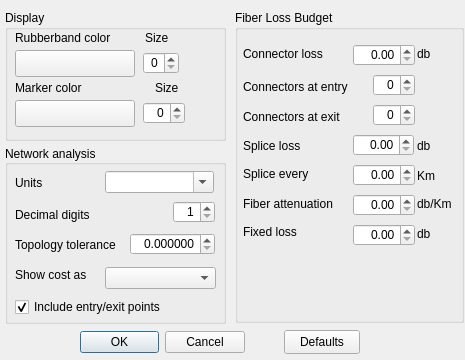
The window that DlgConfiguration.ui (fryktoria/On-the-Fly-Shortest-Path) describes before a commit, drawn with Qt 5.
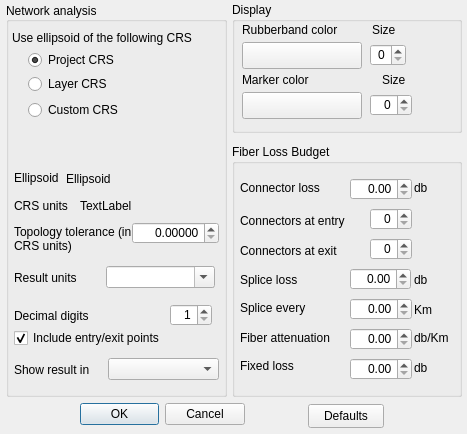
The same window after the commit. Custom widgets are drawn as their Qt base class.

```diff
--- a/DlgConfiguration.ui
+++ b/DlgConfiguration.ui
@@ -6,14 +6,20 @@
    <rect>
     <x>0</x>
     <y>0</y>
-    <width>465</width>
-    <height>360</height>
+    <width>467</width>
+    <height>434</height>
    </rect>
   </property>
+  <property name="minimumSize">
+   <size>
+    <width>100</width>
+    <height>50</height>
+   </size>
+  </property>
   <property name="maximumSize">
    <size>
-    <width>465</width>
-    <height>400</height>
+    <width>467</width>
+    <height>434</height>
    </size>
   </property>
   <property name="windowTitle">
@@ -26,7 +32,7 @@
    <property name="geometry">
     <rect>
      <x>80</x>
-     <y>324</y>
+     <y>396</y>
      <width>165</width>
      <height>36</height>
     </rect>
@@ -47,9 +53,9 @@
   <widget class="QGroupBox" name="groupBox">
    <property name="geometry">
     <rect>
-     <x>5</x>
-     <y>10</y>
-     <width>221</width>
+     <x>232</x>
+     <y>2</y>
+     <width>230</width>
      <height>131</height>
     </rect>
    </property>
@@ -179,13 +185,26 @@
     </property>
    </widget>
   </widget>
+  <widget class="QPushButton" name="defaultsButton">
+   <property name="geometry">
+    <rect>
+     <x>308</x>
+     <y>404</y>
+     <width>76</width>
+     <height>24</height>
+    </rect>
+   </property>
+   <property name="text">
+    <string>Defaults</string>
+   </property>
+  </widget>
   <widget class="QGroupBox" name="groupBox_2">
    <property name="geometry">
     <rect>
-     <x>5</x>
-     <y>145</y>
+     <x>6</x>
+     <y>2</y>
      <width>221</width>
-     <height>179</height>
+     <height>395</height>
     </rect>
    </property>
    <property name="locale">
@@ -197,113 +216,11 @@
    <property name="alignment">
     <set>Qt::AlignLeading|Qt::AlignLeft|Qt::AlignVCenter</set>
    </property>
-   <widget class="QLabel" name="label_5">
-    <property name="geometry">
-     <rect>
-      <x>10</x>
-      <y>62</y>
-      <width>91</width>
-      <height>16</height>
-     </rect>
-    </property>
-    <property name="text">
-     <string>Decimal digits</string>
-    </property>
-   </widget>
-   <widget class="QSpinBox" name="decimalDigits">
-    <property name="geometry">
-     <rect>
-      <x>168</x>
-      <y>56</y>
-      <width>42</width>
-      <height>22</height>
-     </rect>
-    </property>
-    <property name="locale">
-     <locale language="C" country="AnyCountry"/>
-    </property>
-    <property name="alignment">
-     <set>Qt::AlignRight|Qt::AlignTrailing|Qt::AlignVCenter</set>
-    </property>
-    <property name="minimum">
-     <number>1</number>
-    </property>
-    <property name="maximum">
-     <number>10</number>
-    </property>
-    <property name="value">
-     <number>1</number>
-    </property>
-   </widget>
-   <widget class="QLabel" name="label_6">
-    <property name="geometry">
-     <rect>
-      <x>10</x>
-      <y>92</y>
-      <width>119</width>
-      <height>16</height>
-     </rect>
-    </property>
-    <property name="text">
-     <string>Topology tolerance</string>
-    </property>
-   </widget>
-   <widget class="QDoubleSpinBox" name="topologyTolerance">
-    <property name="geometry">
-     <rect>
-      <x>125</x>
-      <y>88</y>
-      <width>85</width>
-      <height>22</height>
-     </rect>
-    </property>
-    <property name="locale">
-     <locale language="C" country="AnyCountry"/>
-    </property>
-    <property name="alignment">
-     <set>Qt::AlignRight|Qt::AlignTrailing|Qt::AlignVCenter</set>
-    </property>
-    <property name="decimals">
-     <number>6</number>
-    </property>
-    <property name="maximum">
-     <double>1000.990000000000009</double>
-    </property>
-    <property name="stepType">
-     <enum>QAbstractSpinBox::AdaptiveDecimalStepType</enum>
-    </property>
-   </widget>
-   <widget class="QComboBox" name="resultDialogType">
-    <property name="geometry">
-     <rect>
-      <x>100</x>
-      <y>122</y>
-      <width>111</width>
-      <height>22</height>
-     </rect>
-    </property>
-    <property name="locale">
-     <locale language="C" country="AnyCountry"/>
-    </property>
-   </widget>
-   <widget class="QLabel" name="label_7">
-    <property name="geometry">
-     <rect>
-      <x>10</x>
-      <y>122</y>
-      <width>91</width>
-      <height>16</height>
-     </rect>
-    </property>
-    <property name="text">
-     <string>Show cost as</string>
-    </property>
-   </widget>
    <widget class="QCheckBox" name="includeStartStop">
     <property name="geometry">
      <rect>
-      <x>10</x>
-      <y>152</y>
+      <x>8</x>
+      <y>326</y>
       <width>167</width>
       <height>20</height>
      </rect>
@@ -318,11 +235,146 @@
      <bool>true</bool>
     </property>
    </widget>
+   <widget class="QgsProjectionSelectionWidget" name="mQgsProjectionSelectionWidget">
+    <property name="geometry">
+     <rect>
+      <x>12</x>
+      <y>126</y>
+      <width>191</width>
+      <height>27</height>
+     </rect>
+    </property>
+   </widget>
+   <widget class="QRadioButton" name="selectProjectCrs">
+    <property name="geometry">
+     <rect>
+      <x>22</x>
+      <y>48</y>
+      <width>95</width>
+      <height>20</height>
+     </rect>
+    </property>
+    <property name="text">
+     <string>Project CRS</string>
+    </property>
+    <property name="checked">
+     <bool>true</bool>
+    </property>
+   </widget>
+   <widget class="QRadioButton" name="selectLayerCrs">
+    <property name="geometry">
+     <rect>
+      <x>22</x>
+      <y>72</y>
+      <width>95</width>
+      <height>20</height>
+     </rect>
+    </property>
+    <property name="text">
+     <string>Layer CRS</string>
+    </property>
+   </widget>
+   <widget class="QRadioButton" name="selectCustomCrs">
+    <property name="geometry">
+     <rect>
+      <x>22</x>
+      <y>98</y>
+      <width>101</width>
+      <height>20</height>
+     </rect>
+    </property>
+    <property name="text">
+     <string>Custom CRS</string>
+    </property>
+   </widget>
+   <widget class="QLabel" name="label_21">
+    <property name="geometry">
+     <rect>
+      <x>6</x>
+      <y>28</y>
+      <width>205</width>
+      <height>16</height>
+     </rect>
+    </property>
+    <property name="text">
+     <string>Use ellipsoid of the following CRS</string>
+    </property>
+   </widget>
+   <widget class="QLabel" name="label_6">
+    <property name="geometry">
+     <rect>
+      <x>8</x>
+      <y>212</y>
+      <width>119</width>
+      <height>49</height>
+     </rect>
+    </property>
+    <property name="text">
+     <string>Topology tolerance (in CRS units)</string>
+    </property>
+    <property name="wordWrap">
+     <bool>true</bool>
+    </property>
+   </widget>
+   <widget class="QDoubleSpinBox" name="topologyTolerance">
+    <property name="geometry">
+     <rect>
+      <x>126</x>
+      <y>220</y>
+      <width>87</width>
+      <height>22</height>
+     </rect>
+    </property>
+    <property name="locale">
+     <locale language="C" country="AnyCountry"/>
+    </property>
+    <property name="alignment">
+     <set>Qt::AlignRight|Qt::AlignTrailing|Qt::AlignVCenter</set>
+    </property>
+    <property name="decimals">
+     <number>5</number>
+    </property>
+    <property name="maximum">
+     <double>100000.000000000000000</double>
+    </property>
+    <property name="stepType">
+     <enum>QAbstractSpinBox::AdaptiveDecimalStepType</enum>
+    </property>
+   </widget>
+   <widget class="QLabel" name="label_22">
+    <property name="geometry">
+     <rect>
+      <x>8</x>
+      <y>168</y>
+      <width>105</width>
+      <height>16</height>
+     </rect>
+    </property>
+    <property name="text">
+     <string>Ellipsoid</string>
+    </property>
+   </widget>
+   <widget class="QLabel" name="measurementEllipsoid">
+    <property name="geometry">
+     <rect>
+      <x>60</x>
+      <y>164</y>
+      <width>155</width>
+      <height>25</height>
+     </rect>
+    </property>
+    <property name="text">
+     <string>Ellipsoid</string>
+    </property>
+    <property name="wordWrap">
+     <bool>true</bool>
+    </property>
+   </widget>
    <widget class="QComboBox" name="distanceUnits">
     <property name="geometry">
      <rect>
       <x>100</x>
-      <y>26</y>
+      <y>264</y>
       <width>109</width>
       <height>22</height>
      </rect>
@@ -334,24 +386,114 @@
    <widget class="QLabel" name="label_20">
     <property name="geometry">
      <rect>
-      <x>10</x>
-      <y>30</y>
-      <width>55</width>
+      <x>8</x>
+      <y>268</y>
+      <width>87</width>
       <height>16</height>
      </rect>
     </property>
     <property name="text">
-     <string>Units</string>
+     <string>Result units</string>
+    </property>
+   </widget>
+   <widget class="QLabel" name="label_5">
+    <property name="geometry">
+     <rect>
+      <x>8</x>
+      <y>306</y>
+      <width>91</width>
+      <height>16</height>
+     </rect>
+    </property>
+    <property name="text">
+     <string>Decimal digits</string>
+    </property>
+   </widget>
+   <widget class="QSpinBox" name="decimalDigits">
+    <property name="geometry">
+     <rect>
+      <x>164</x>
+      <y>302</y>
+      <width>42</width>
+      <height>22</height>
+     </rect>
+    </property>
+    <property name="locale">
+     <locale language="C" country="AnyCountry"/>
+    </property>
+    <property name="alignment">
+     <set>Qt::AlignRight|Qt::AlignTrailing|Qt::AlignVCenter</set>
+    </property>
+    <property name="minimum">
+     <number>1</number>
+    </property>
+    <property name="maximum">
+     <number>10</number>
+    </property>
+    <property name="value">
+     <number>1</number>
+    </property>
+   </widget>
+   <widget class="QLabel" name="label_7">
+    <property name="geometry">
+     <rect>
+      <x>8</x>
+      <y>360</y>
+      <width>91</width>
+      <height>16</height>
+     </rect>
+    </property>
+    <property name="text">
+     <string>Show result in</string>
+    </property>
+   </widget>
+   <widget class="QComboBox" name="resultDialogType">
+    <property name="geometry">
+     <rect>
+      <x>102</x>
+      <y>356</y>
+      <width>111</width>
+      <height>22</height>
+     </rect>
+    </property>
+    <property name="locale">
+     <locale language="C" country="AnyCountry"/>
+    </property>
+   </widget>
+   <widget class="QLabel" name="label_23">
+    <property name="geometry">
+     <rect>
+      <x>8</x>
+      <y>196</y>
+      <width>63</width>
+      <height>16</height>
+     </rect>
+    </property>
+    <property name="text">
+     <string>CRS units</string>
+    </property>
+   </widget>
+   <widget class="QLabel" name="crsUnits">
+    <property name="geometry">
+     <rect>
+      <x>74</x>
+      <y>196</y>
+      <width>135</width>
+      <height>16</height>
+     </rect>
+    </property>
+    <property name="text">
+     <string>TextLabel</string>
     </property>
    </widget>
   </widget>
   <widget class="QGroupBox" name="groupBox_3">
    <property name="geometry">
     <rect>
-     <x>235</x>
-     <y>10</y>
-     <width>229</width>
-     <height>313</height>
+     <x>232</x>
+     <y>144</y>
+     <width>230</width>
+     <height>253</height>
     </rect>
    </property>
    <property name="locale">
@@ -641,19 +783,6 @@
     </property>
    </widget>
   </widget>
-  <widget class="QPushButton" name="defaultsButton">
-   <property name="geometry">
-    <rect>
-     <x>284</x>
-     <y>330</y>
-     <width>76</width>
-     <height>24</height>
-    </rect>
-   </property>
-   <property name="text">
-    <string>Defaults</string>
-   </property>
-  </widget>
  </widget>
  <customwidgets>
   <customwidget>
@@ -661,6 +790,11 @@
    <extends>QToolButton</extends>
    <header>qgscolorbutton.h</header>
   </customwidget>
+  <customwidget>
+   <class>QgsProjectionSelectionWidget</class>
+   <extends>QWidget</extends>
+   <header>qgsprojectionselectionwidget.h</header>
+  </customwidget>
  </customwidgets>
  <tabstops>
   <tabstop>distanceUnits</tabstop>
```
Left out of the diff: 12 changed lines with no effect on the pictures.
